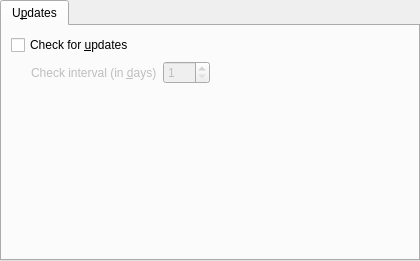
Before: the Qt Designer form src/gui/pref/updates.ui in wilbert2000/wzplayer, drawn with Qt 5.
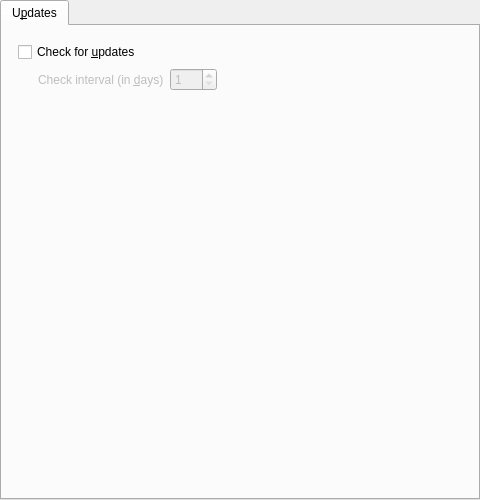
After: the same form once the commit is applied.

```diff
--- a/src/gui/pref/updates.ui
+++ b/src/gui/pref/updates.ui
@@ -6,8 +6,8 @@
    <rect>
     <x>0</x>
     <y>0</y>
-    <width>420</width>
-    <height>261</height>
+    <width>480</width>
+    <height>500</height>
    </rect>
   </property>
   <layout class="QVBoxLayout">
@@ -24,6 +24,9 @@
        <string>U&amp;pdates</string>
       </attribute>
       <layout class="QVBoxLayout" name="verticalLayout">
+       <property name="margin">
+        <number>16</number>
+       </property>
        <item>
         <widget class="QCheckBox" name="updates_check">
          <property name="text">
```
